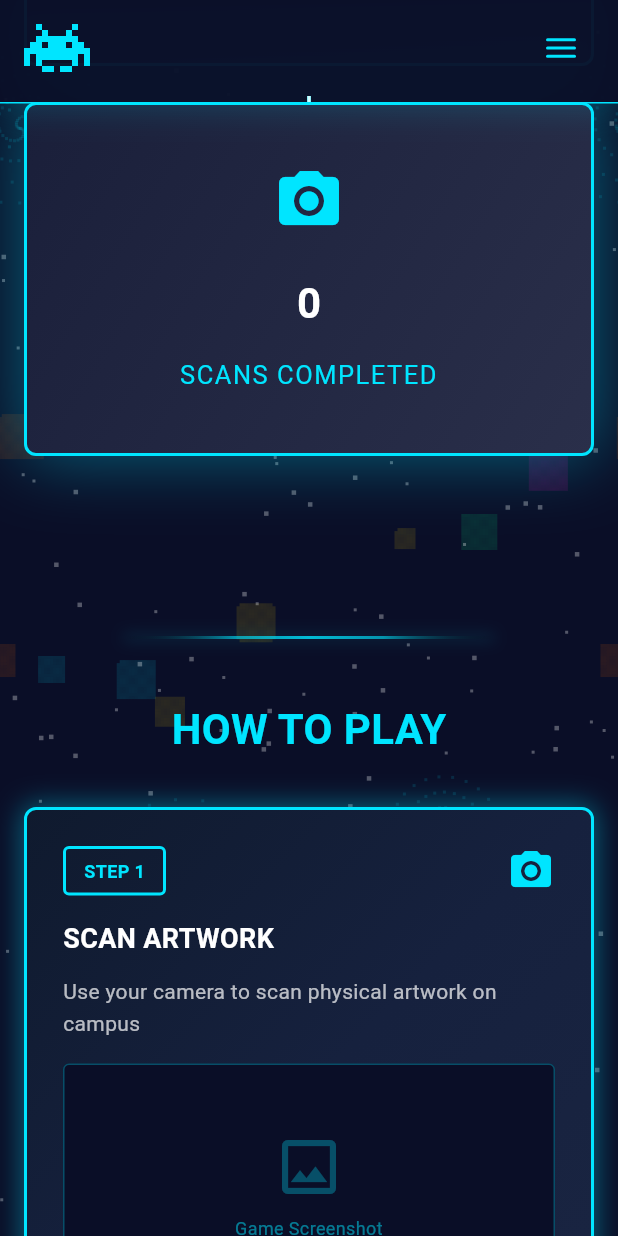
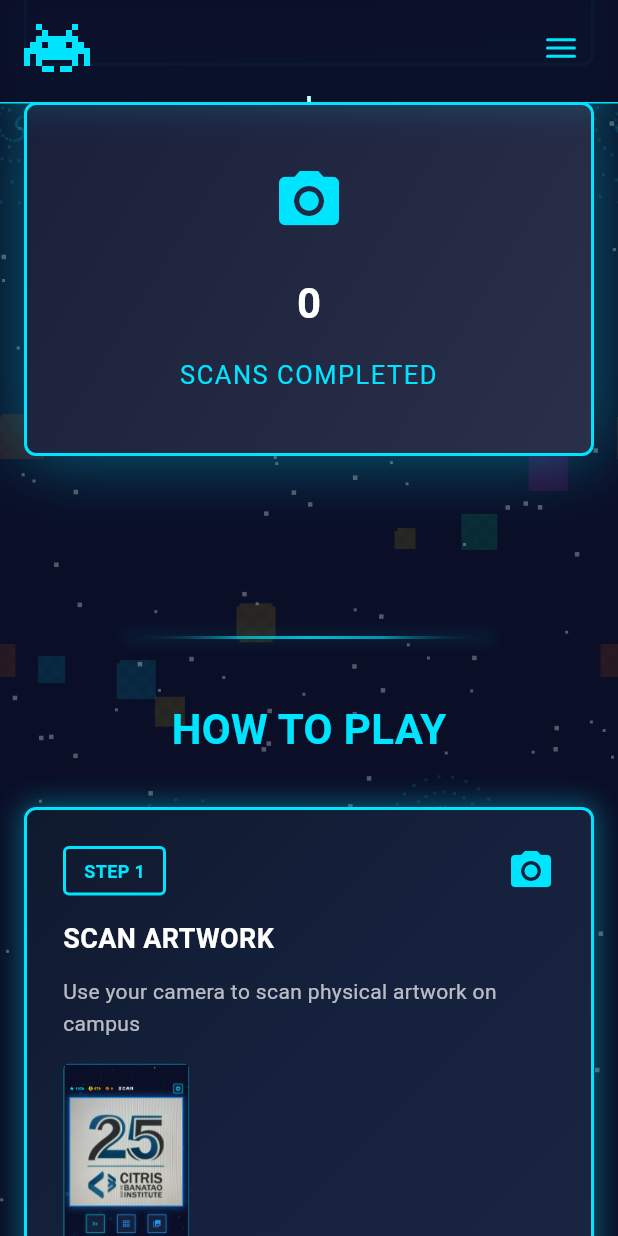
Before and after one commit to dylancc5/citris-quest-landing, a Flutter app: the screen it shows after launch, scrolled down 1728 dp, on a phone screen of 412 x 824 dp. Run offline on Flutter 3.47's test engine with Material 3 defaults, Android fonts, the light colour scheme and no system bars; our stand-ins replace google_fonts, qr_flutter, supabase_flutter, visibility_detector; accounts and stored records are empty; Roboto replaces fonts that are missing (Tiny 5).

Commit message:
chore(demo images): added in demo pics for onboarding flow

```diff
--- a/lib/widgets/sections/how_to_play_section.dart
+++ b/lib/widgets/sections/how_to_play_section.dart
@@ -14,6 +14,21 @@ class HowToPlaySection extends StatefulWidget {
 
 class _HowToPlaySectionState extends State<HowToPlaySection> {
   int? _hoveredIndex;
+
+  String _getScreenshotPath(int stepNumber) {
+    switch (stepNumber) {
+      case 1:
+        return 'assets/images/demo_scan_screen.PNG';
+      case 2:
+        return 'assets/images/demo_map_screen.PNG';
+      case 3:
+        return 'assets/images/demo_achievement_screen.PNG';
+      case 4:
+        return 'assets/images/demo_leaderboard_screen.PNG';
+      default:
+        return 'assets/images/demo_scan_screen.PNG';
+    }
+  }
 
   @override
   Widget build(BuildContext context) {
@@ -209,29 +224,26 @@ class _HowToPlaySectionState extends State<HowToPlaySection> {
             ),
           ),
           const SizedBox(height: 16),
-          // Placeholder for screenshot
-          Container(
+          // Screenshot
+          ClipRRect(
+            borderRadius: BorderRadius.circular(4),
+            child: Container(
               height: 180,
               decoration: BoxDecoration(
-              color: AppTheme.backgroundPrimary,
                 border: Border.all(color: color.withValues(alpha: 0.3), width: 1),
                 borderRadius: BorderRadius.circular(4),
               ),
+              child: Image.asset(
+                _getScreenshotPath(number),
+                fit: BoxFit.cover,
+                errorBuilder: (context, error, stackTrace) {
+                  return Container(
+                    color: AppTheme.backgroundPrimary,
                     child: Center(
-              child: Column(
-                mainAxisAlignment: MainAxisAlignment.center,
-                children: [
-                  Icon(Icons.image_outlined, color: color.withValues(alpha: 0.3), size: 48),
-                  const SizedBox(height: 8),
-                  Text(
-                    'Game Screenshot\nComing Soon',
-                    textAlign: TextAlign.center,
-                    style: GoogleFonts.tiny5(
-                      fontSize: 12,
-                      color: color.withValues(alpha: 0.5),
+                      child: Icon(Icons.image_outlined, color: color.withValues(alpha: 0.3), size: 48),
                     ),
-                  ),
-                ],
+                  );
+                },
               ),
             ),
           ),
```
Also changed, not shown: assets/images/demo_achievement_screen.PNG (added), assets/images/demo_leaderboard_screen.PNG (added), assets/images/demo_map_screen.PNG (added), assets/images/demo_scan_screen.PNG (added), 1 other file. Lines whose indentation alone changed are shown as unchanged.
